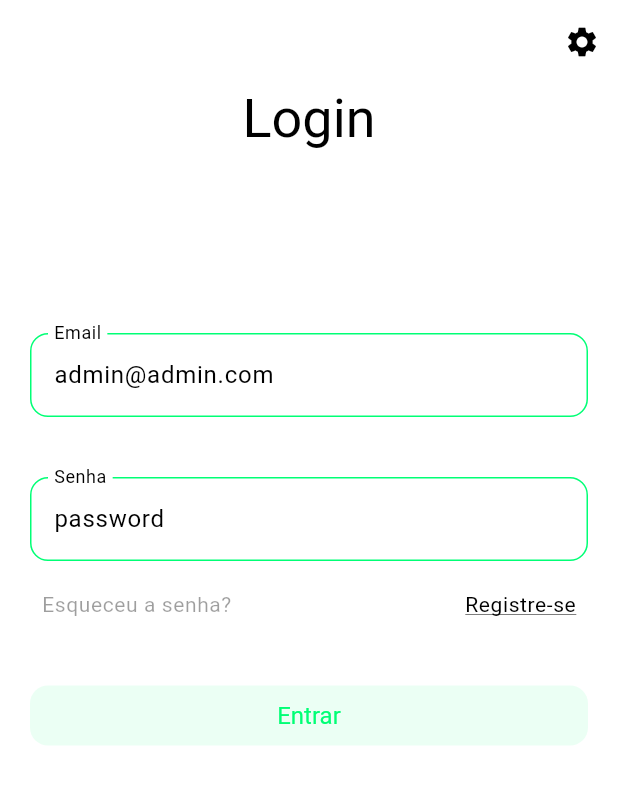
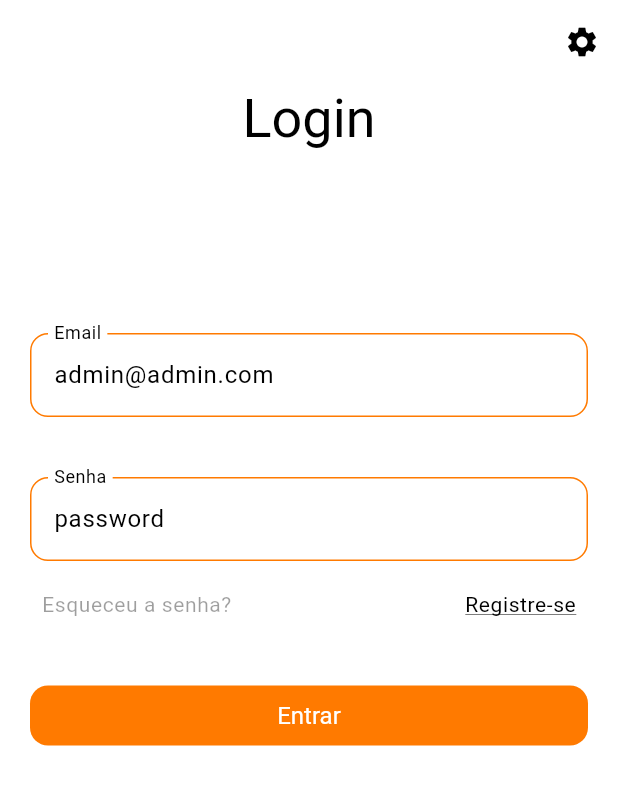
Before and after one commit to MuriloVantini/vantini_shop, a Flutter app: the screen it shows after launch, on a phone screen of 412 x 824 dp. Shown: the top 785 px of the screen. Run offline on Flutter 3.47's test engine with Material 3 defaults, Android fonts, the phone set to English and light mode, and no system bars; our stand-ins replace email_validator, shared_preferences; generated files the repository leaves out were written again.

Commit message:
style: alterar cor primária do light mode

```diff
--- a/lib/src/app.dart
+++ b/lib/src/app.dart
@@ -17,7 +17,7 @@ class MyApp extends StatelessWidget {
 
   @override
   Widget build(BuildContext context) {
-    const Color lightPrimary = Color.fromRGBO(0, 255, 117, 1);
+    const Color lightPrimary = Color.fromRGBO(255, 122, 0, 1);
     const Color darkPrimary = Color.fromRGBO(25, 191, 103, 1);
     return ListenableBuilder(
       listenable: settingsController,
@@ -59,11 +59,11 @@ class MyApp extends StatelessWidget {
                 minimumSize: const WidgetStatePropertyAll(Size(150, 40)),
                 fixedSize: WidgetStatePropertyAll(Size(MediaQuery.of(context).size.width, 40)),
                 iconColor: const WidgetStatePropertyAll(lightPrimary),
-                backgroundColor: WidgetStateProperty.resolveWith((states) => states.contains(WidgetState.selected) ? darkPrimary : lightPrimary.withOpacity(0.08)),
+                backgroundColor: const WidgetStatePropertyAll(lightPrimary),
                 shadowColor: WidgetStatePropertyAll(darkPrimary.withGreen(255)),
                 animationDuration: const Duration(milliseconds: 500),
                 shape: WidgetStatePropertyAll(RoundedRectangleBorder(borderRadius: BorderRadius.circular(12))),
-                foregroundColor: const WidgetStatePropertyAll(lightPrimary),
+                foregroundColor: const WidgetStatePropertyAll(Colors.white),
                 textStyle: const WidgetStatePropertyAll(TextStyle(fontSize: 16, decoration: TextDecoration.none)),
               ),
             ),
@@ -106,10 +106,10 @@ class MyApp extends StatelessWidget {
                 fixedSize: WidgetStatePropertyAll(Size(MediaQuery.of(context).size.width, 40)),
                 iconColor: const WidgetStatePropertyAll(darkPrimary),
                 shape: WidgetStatePropertyAll(RoundedRectangleBorder(borderRadius: BorderRadius.circular(12))),
-                backgroundColor: WidgetStateProperty.resolveWith((states) => states.contains(WidgetState.selected) ? darkPrimary : darkPrimary.withOpacity(0.15)),
+                backgroundColor: const WidgetStatePropertyAll(darkPrimary),
                 shadowColor: WidgetStatePropertyAll(darkPrimary.withGreen(255)),
                 animationDuration: const Duration(milliseconds: 500),
-                foregroundColor: const WidgetStatePropertyAll(lightPrimary),
+                foregroundColor: const WidgetStatePropertyAll(Colors.white),
                 textStyle: const WidgetStatePropertyAll(TextStyle(fontSize: 16, decoration: TextDecoration.none)),
               ),
             ),
@@ -136,9 +136,9 @@ class MyApp extends StatelessWidget {
               labelStyle: const TextStyle(color: Colors.white),
               hintStyle: TextStyle(color: Colors.grey[300]!),
               enabledBorder: OutlineInputBorder(borderSide: const BorderSide(color: darkPrimary, width: 1), borderRadius: BorderRadius.circular(12)),
-              border: OutlineInputBorder(borderRadius: BorderRadius.circular(12), borderSide: const BorderSide(color: darkPrimary, width: 10)),
-              errorBorder: OutlineInputBorder(borderRadius: BorderRadius.circular(12), borderSide: const BorderSide(color: Colors.red, width: 10)),
-              focusedErrorBorder: OutlineInputBorder(borderRadius: BorderRadius.circular(12), borderSide: const BorderSide(color: Colors.red, width: 10)),
+              border: OutlineInputBorder(borderRadius: BorderRadius.circular(12), borderSide: const BorderSide(color: darkPrimary, width: 1)),
+              errorBorder: OutlineInputBorder(borderRadius: BorderRadius.circular(12), borderSide: const BorderSide(color: Colors.red, width: 1)),
+              focusedErrorBorder: OutlineInputBorder(borderRadius: BorderRadius.circular(12), borderSide: const BorderSide(color: Colors.red, width: 2)),
               disabledBorder: OutlineInputBorder(borderRadius: BorderRadius.circular(12), borderSide: BorderSide(color: Colors.grey[300]!)),
             ),
           ),
```
